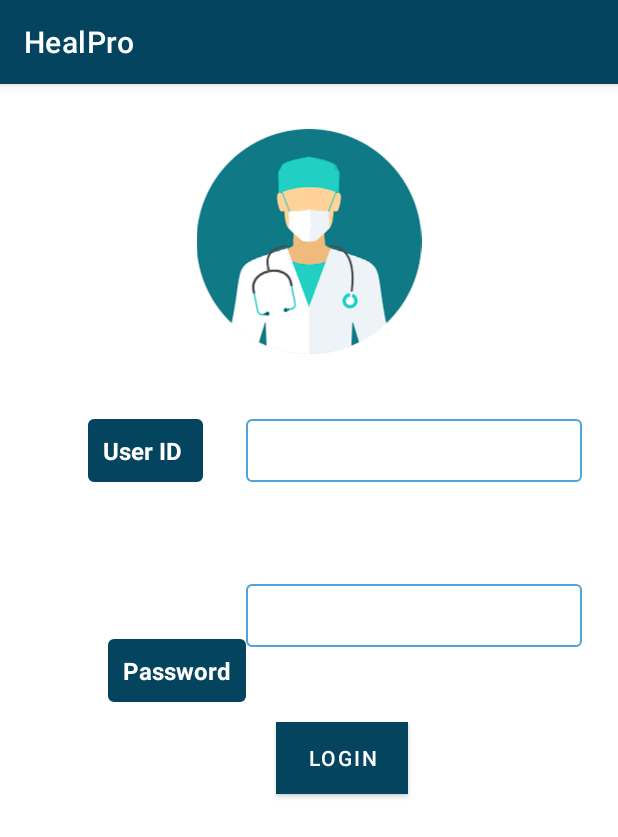
After one commit to varnitha1206/HealPro, an Android app: the doctor_login screen opened directly, with no data from a screen before it, on a phone screen of 412 x 824 dp. The commit adds this screen. Shown: the top 837 px of the screen. Run offline under Robolectric (Android 15) with nearby library versions, the phone set to English and light mode, and no system bars.

Commit message:
doctor's end

```diff
--- a/app/build.gradle
+++ b/app/build.gradle
@@ -38,6 +38,7 @@ dependencies {
     implementation 'androidx.navigation:navigation-fragment:2.3.5'
     implementation 'androidx.navigation:navigation-ui:2.3.5'
     implementation 'androidx.legacy:legacy-support-v4:1.0.0'
+    implementation 'com.google.firebase:firebase-inappmessaging:19.1.5'
     testImplementation 'junit:junit:4.+'
     androidTestImplementation 'androidx.test.ext:junit:1.1.3'
     androidTestImplementation 'androidx.test.espresso:espresso-core:3.4.0'
--- /dev/null
+++ b/app/src/main/java/com/example/healpro/doctor_login.java
@@ -0,0 +1,39 @@
+package com.example.healpro;
+
+import androidx.appcompat.app.AppCompatActivity;
+
+import android.content.Intent;
+import android.os.Bundle;
+import android.view.View;
+import android.widget.Button;
+import android.widget.EditText;
+
+public class doctor_login extends AppCompatActivity {
+
+    @Override
+    protected void onCreate(Bundle savedInstanceState) {
+        super.onCreate(savedInstanceState);
+        setContentView(R.layout.activity_doctor_login);
+        Button login=(Button) findViewById(R.id.d_login);
+        EditText uid=(EditText)findViewById(R.id.d_uid);
+        EditText upd=(EditText)findViewById(R.id.d_pd);
+        login.setOnClickListener(new View.OnClickListener() {
+            @Override
+            public void onClick(View v) {
+                String id=uid.getText().toString();
+                String pd = upd.getText().toString();
+                if(id.equals("doctor") && pd.equals("doctor"))
+                {
+                    String name="John";
+                    Intent doctor_home = new Intent(getApplicationContext(),doctor_home.class);
+                    doctor_home.putExtra("Dr. ",name);
+                    startActivity(doctor_home);
+                }
+                else
+                {
+                    login.setError("Wrong credentials!");
+                }
+            }
+        });
+    }
+}
--- a/app/src/main/java/com/example/healpro/login.java
+++ b/app/src/main/java/com/example/healpro/login.java
@@ -23,12 +23,12 @@ public class login extends AppCompatActivity {
         ImageView img=findViewById(R.id.heart);
         img.startAnimation(anim);
         anim.setRepeatCount(Animation.INFINITE);
-        Button login=findViewById(R.id.button);
+        Button login=findViewById(R.id.d_login);
         login.setOnClickListener(new View.OnClickListener() {
             @Override
             public void onClick(View v) {
-                EditText n=(EditText)findViewById(R.id.editTextTextPersonName2);
-                EditText pd=(EditText)findViewById(R.id.editTextTextPassword2);
+                EditText n=(EditText)findViewById(R.id.d_uid);
+                EditText pd=(EditText)findViewById(R.id.d_pd);
                 String name=n.getText().toString();
                 String password=pd.getText().toString();
                 if(name.equals("user") && password.equals("user")){
--- /dev/null
+++ b/app/src/main/res/layout/activity_doctor_login.xml
@@ -0,0 +1,94 @@
+<?xml version="1.0" encoding="utf-8"?>
+<androidx.constraintlayout.widget.ConstraintLayout xmlns:android="http://schemas.android.com/apk/res/android"
+    xmlns:app="http://schemas.android.com/apk/res-auto"
+    xmlns:tools="http://schemas.android.com/tools"
+    android:layout_width="match_parent"
+    android:layout_height="match_parent"
+    tools:context=".doctor_login">
+
+    <ImageView
+        android:layout_width="match_parent"
+        android:layout_height="150dp"
+        android:layout_marginTop="30dp"
+        android:foregroundGravity="center"
+        android:src="@drawable/img_2"
+        app:layout_constraintEnd_toEndOf="parent"
+        app:layout_constraintTop_toTopOf="parent" />
+
+    <Button
+        android:id="@+id/d_login"
+        android:layout_width="wrap_content"
+        android:layout_height="wrap_content"
+        android:layout_marginTop="425dp"
+        android:layout_marginEnd="140dp"
+        android:background="@color/Navy_Blue"
+        android:text="Login"
+        app:layout_constraintEnd_toEndOf="parent"
+        app:layout_constraintTop_toTopOf="parent" />
+
+    <EditText
+        android:id="@+id/d_uid"
+        android:layout_width="wrap_content"
+        android:layout_height="wrap_content"
+        android:layout_marginTop="223dp"
+        android:layout_marginEnd="24dp"
+        android:background="@drawable/border"
+        android:ems="12"
+        android:inputType="textPersonName"
+        android:textSize="16sp"
+        app:layout_constraintBottom_toTopOf="@+id/d_pd"
+        app:layout_constraintEnd_toEndOf="parent"
+        app:layout_constraintTop_toTopOf="parent" />
+
+    <EditText
+        android:id="@+id/d_pd"
+        android:layout_width="wrap_content"
+        android:layout_height="wrap_content"
+        android:layout_marginTop="68dp"
+        android:layout_marginEnd="24dp"
+        android:background="@drawable/border"
+        android:ems="12"
+        android:inputType="textPassword"
+        android:textSize="16sp"
+        app:layout_constraintEnd_toEndOf="parent"
+        app:layout_constraintTop_toBottomOf="@+id/d_uid" />
+
+    <TextView
+        android:layout_width="wrap_content"
+        android:layout_height="wrap_content"
+        android:layout_marginLeft="40dp"
+        android:layout_marginTop="223dp"
+        android:background="@drawable/border"
+        android:backgroundTint="@color/Navy_Blue"
+        android:padding="10dp"
+        android:text="User ID "
+        android:textColor="@color/white"
+        android:textSize="16sp"
+        android:textStyle="bold"
+        app:layout_constraintBottom_toTopOf="@+id/textView3"
+        app:layout_constraintEnd_toStartOf="@+id/d_uid"
+        app:layout_constraintHorizontal_bias="0.4"
+        app:layout_constraintStart_toStartOf="parent"
+        app:layout_constraintTop_toTopOf="parent"
+        app:layout_constraintVertical_bias="0.0" />
+
+    <TextView
+        android:id="@+id/textView3"
+        android:layout_width="wrap_content"
+        android:layout_height="wrap_content"
+        android:background="@drawable/border"
+        android:backgroundTint="@color/Navy_Blue"
+        android:padding="10dp"
+        android:text="Password"
+        android:textColor="@color/white"
+        android:textSize="16dp"
+        android:textStyle="bold"
+        app:layout_constraintBottom_toBottomOf="parent"
+        app:layout_constraintEnd_toStartOf="@+id/d_pd"
+        app:layout_constraintHorizontal_bias="1.0"
+        app:layout_constraintStart_toStartOf="parent"
+        app:layout_constraintTop_toTopOf="parent"
+        app:layout_constraintVertical_bias="0.51" />
+
+
+</androidx.constraintlayout.widget.ConstraintLayout>
```
Also changed, not shown: app/src/main/AndroidManifest.xml (+9 -3 lines), app/src/main/java/com/example/healpro/doctor_home.java (added, +18 -0 lines), app/src/main/java/com/example/healpro/start.java (+10 -0 lines), app/src/main/res/layout/activity_doctor_home.xml (added, +9 -0 lines), app/src/main/res/layout/activity_login2.xml (+7 -7 lines), app/src/main/res/layout/activity_start2.xml (+9 -8 lines).
